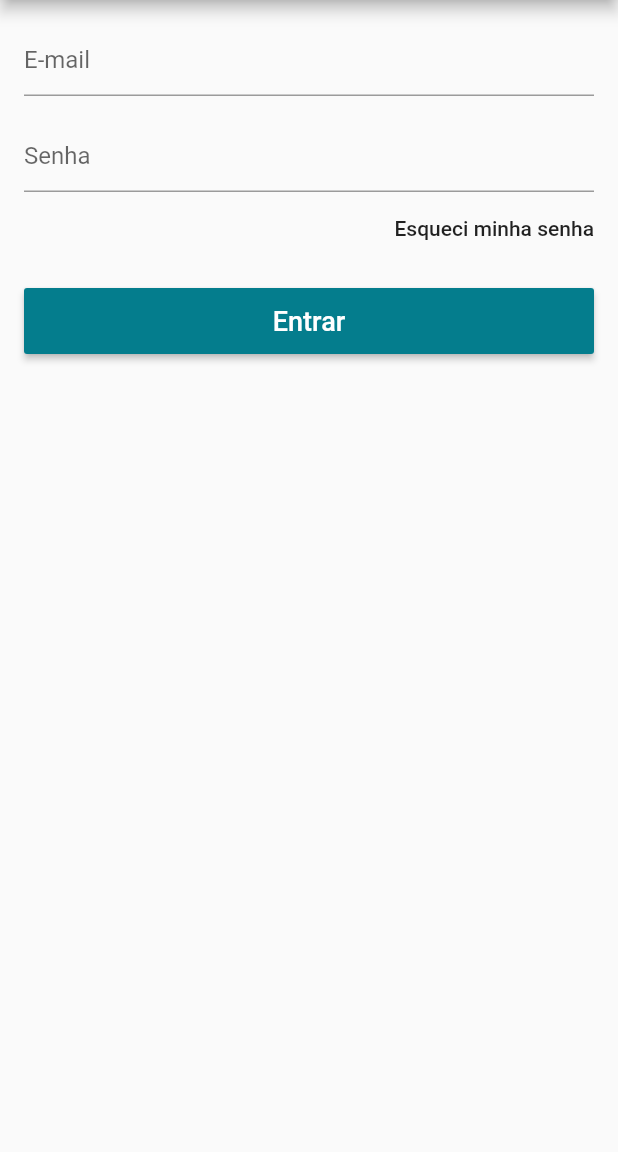
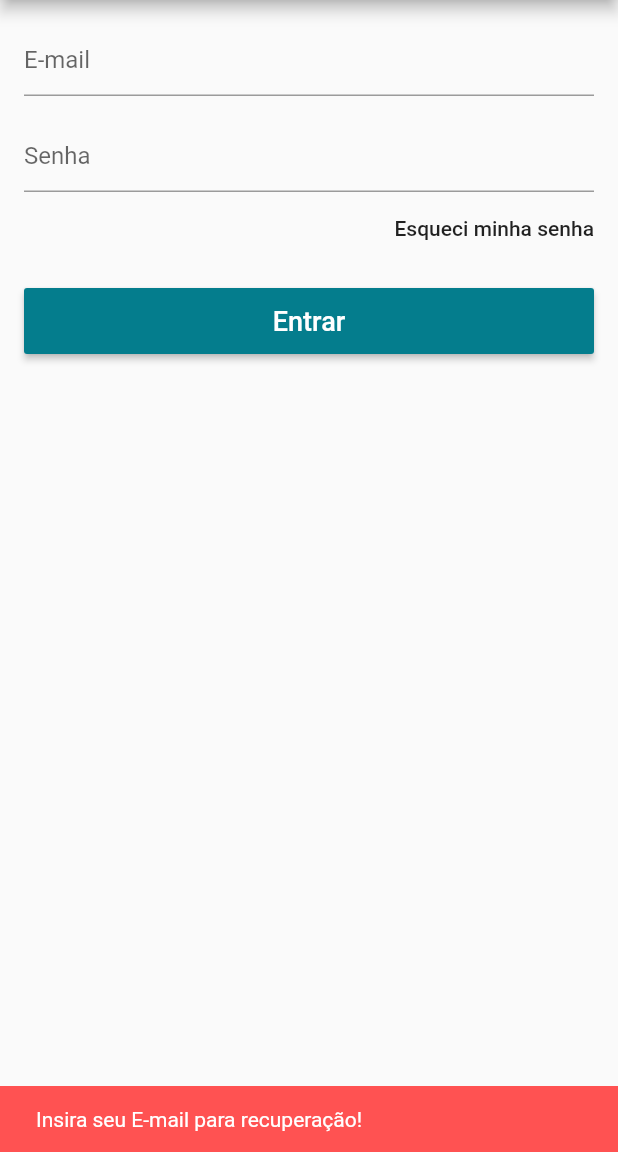
Before and after one commit to toshiossada/FlutterLojaVirtal, a Flutter app: the LoginScreen screen opened directly, after a tap on "Esqueci minha senha", on a phone screen of 412 x 824 dp, the part 84-1236 px from its top. Run offline on Flutter 3.47's test engine with Material 2 defaults, Android fonts, the phone set to English and light mode, and no system bars; our stand-ins replace carousel_pro, cloud_firestore, firebase_auth, transparent_image; accounts and stored records are empty.

```diff
--- a/lib/models/user_model.dart
+++ b/lib/models/user_model.dart
@@ -1,5 +1,3 @@
-import 'dart:developer';
-
 import 'package:cloud_firestore/cloud_firestore.dart';
 import 'package:firebase_auth/firebase_auth.dart';
 import 'package:flutter/material.dart';
@@ -77,7 +75,9 @@ class UserModel extends Model {
     notifyListeners();
   }
 
-  void recoverPass() {}
+  void recoverPass(String email) {
+    _auth.sendPasswordResetEmail(email: email);
+  }
 
   bool isLoggedIn() {
     return firebaseUser != null;
--- a/lib/screens/login_screen.dart
+++ b/lib/screens/login_screen.dart
@@ -49,7 +49,7 @@ class _LoginScreenState extends State<LoginScreen> {
                   padding: EdgeInsets.all(16),
                   children: <Widget>[
                     buildInputsForm(),
-                    buildForgetPassButtom(),
+                    buildForgetPassButtom(model),
                     buildEnterButtom(context, model)
                   ],
                 ),
@@ -84,13 +84,28 @@ class _LoginScreenState extends State<LoginScreen> {
     );
   }
 
-  Widget buildForgetPassButtom() {
+  Widget buildForgetPassButtom(UserModel model) {
     return Column(
       children: <Widget>[
         Align(
           alignment: Alignment.centerRight,
           child: FlatButton(
-            onPressed: () {},
+            onPressed: () {
+              if (_emailController.text.isEmpty)
+                _scaffoldKey.currentState.showSnackBar(SnackBar(
+                  content: Text('Insira seu E-mail para recuperação!'),
+                  backgroundColor: Colors.redAccent,
+                  duration: Duration(seconds: 2),
+                ));
+              else {
+                model.recoverPass(_emailController.text);
+                _scaffoldKey.currentState.showSnackBar(SnackBar(
+                  content: Text('Confira seu email!'),
+                  backgroundColor: Theme.of(context).primaryColor,
+                  duration: Duration(seconds: 2),
+                ));
+              }
+            },
             child: Text(
               'Esqueci minha senha',
               textAlign: TextAlign.right,
@@ -128,14 +143,11 @@ class _LoginScreenState extends State<LoginScreen> {
 
   void _onSuccess() => Navigator.of(context).pop();
 
-
   void _onFail() {
-        _scaffoldKey.currentState.showSnackBar(
-      SnackBar(
-        content: Text('Falha ao entrar!'),
-        backgroundColor: Colors.redAccent,
-        duration: Duration(seconds: 2),
-      )
-    );
+    _scaffoldKey.currentState.showSnackBar(SnackBar(
+      content: Text('Falha ao entrar!'),
+      backgroundColor: Colors.redAccent,
+      duration: Duration(seconds: 2),
+    ));
   }
 }
```
